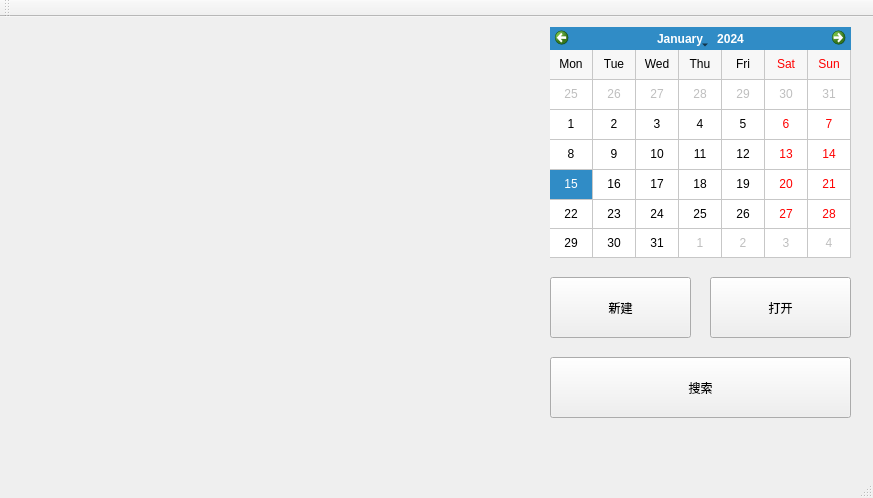
The window that Final Assignment/My_Diary/My_Diary/mainwindow.ui (Dale-19/UCAS_Object-Oriented-Programming) describes before a commit, drawn with Qt 5.
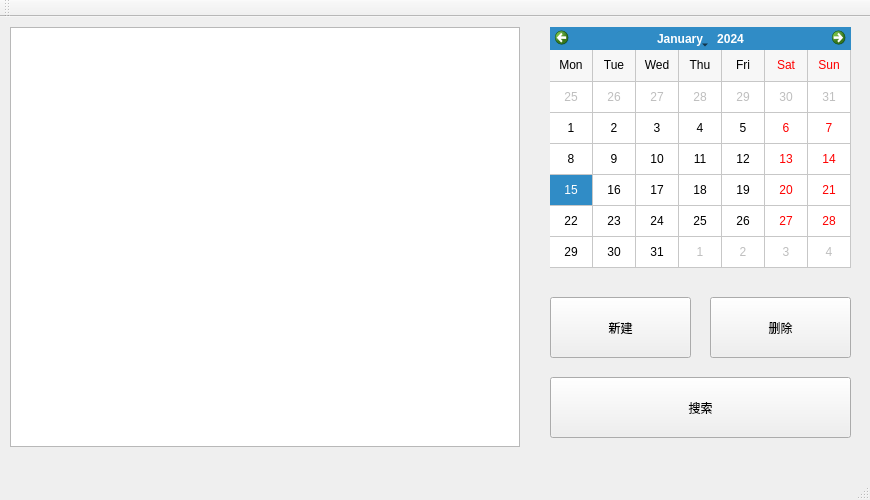
The same window after the commit.

What changed in the file:
```diff
--- a/Final Assignment/My_Diary/My_Diary/mainwindow.ui
+++ b/Final Assignment/My_Diary/My_Diary/mainwindow.ui
@@ -6,8 +6,8 @@
    <rect>
     <x>0</x>
     <y>0</y>
-    <width>873</width>
-    <height>498</height>
+    <width>870</width>
+    <height>500</height>
    </rect>
   </property>
   <property name="windowTitle">
@@ -18,7 +18,7 @@
     <property name="geometry">
      <rect>
       <x>550</x>
-      <y>260</y>
+      <y>280</y>
       <width>141</width>
       <height>61</height>
      </rect>
@@ -33,7 +33,7 @@
       <x>550</x>
       <y>10</y>
       <width>301</width>
-      <height>231</height>
+      <height>241</height>
      </rect>
     </property>
     <property name="gridVisible">
@@ -53,20 +53,20 @@
     <property name="geometry">
      <rect>
       <x>710</x>
-      <y>260</y>
+      <y>280</y>
       <width>141</width>
       <height>61</height>
      </rect>
     </property>
     <property name="text">
-     <string>打开</string>
+     <string>删除</string>
     </property>
    </widget>
    <widget class="QPushButton" name="pushButton_3">
     <property name="geometry">
      <rect>
       <x>550</x>
-      <y>340</y>
+      <y>360</y>
       <width>301</width>
       <height>61</height>
      </rect>
@@ -75,6 +75,21 @@
      <string>搜索</string>
     </property>
    </widget>
+   <widget class="QListWidget" name="listWidget">
+    <property name="geometry">
+     <rect>
+      <x>10</x>
+      <y>10</y>
+      <width>510</width>
+      <height>420</height>
+     </rect>
+    </property>
+    <property name="font">
+     <font>
+      <pointsize>12</pointsize>
+     </font>
+    </property>
+   </widget>
   </widget>
   <widget class="QMenuBar" name="menuBar">
    <property name="geometry">
```
Left out of the diff: 8 changed lines with no effect on the pictures.
